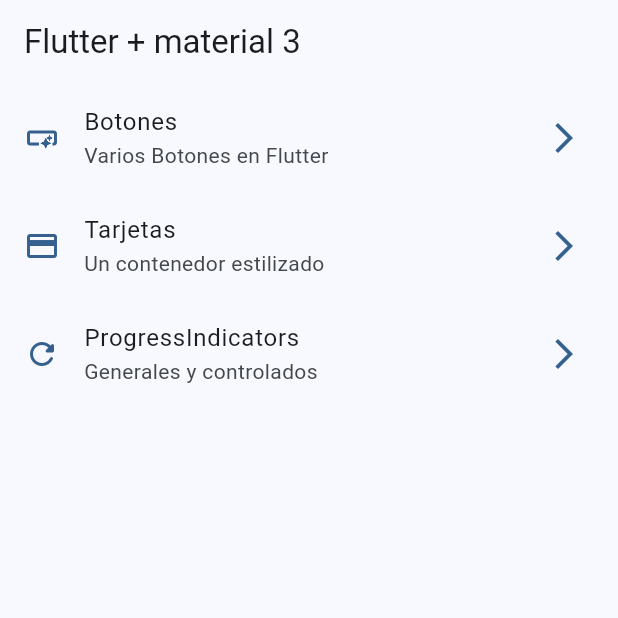
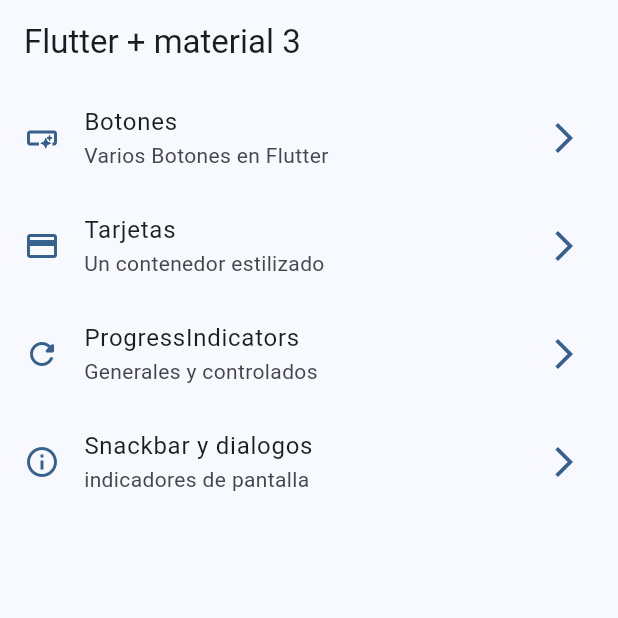
Before and after one commit to GiselaIvette/widgets_app, a Flutter app: the screen it shows after launch, on a phone screen of 412 x 824 dp, the top half of it. Run offline on Flutter 3.47's test engine with Material 3 defaults, Android fonts, the phone set to English and light mode, and no system bars; our stand-ins replace go_router.

Commit message:
snackbars dialogs terminado

```diff
--- a/lib/config/menu/menu_ithem.dart
+++ b/lib/config/menu/menu_ithem.dart
@@ -38,5 +38,13 @@ MenuIthem(
   ),
 
 
+  MenuIthem(
+  title: 'Snackbar y dialogos ',
+  subTitle: 'indicadores de pantalla ',
+  link: '/snackbars',
+  icon: Icons.info_outline
+  ),
+
+
 
 ];
--- a/lib/config/router/app_router.dart
+++ b/lib/config/router/app_router.dart
@@ -33,4 +33,11 @@ final appRouter = GoRouter(routes: [
     name: ProgressScreen.name,
     builder: (context, state) => ProgressScreen(),
   ),
+
+    GoRoute(
+    //pantalla para snack
+    path: '/snackbars',
+    name: SnackbarScreen.name,
+    builder: (context, state) => SnackbarScreen(),
+  ),
 ]);
--- a/lib/main.dart
+++ b/lib/main.dart
@@ -12,10 +12,10 @@ class MainApp extends StatelessWidget {
   @override
   Widget build(BuildContext context) {
     return MaterialApp.router(
+      title: 'Flutter Widgets',
       routerConfig: appRouter,
-
-        debugShowCheckedModeBanner: false,
-        theme: AppTheme(selectedColor: 0).getTheme(),
-        );
+      debugShowCheckedModeBanner: false,
+      theme: AppTheme(selectedColor: 0).getTheme(),
+    );
   }
 }
--- a/lib/presentation/screens/progress/progress_screen.dart
+++ b/lib/presentation/screens/progress/progress_screen.dart
@@ -55,7 +55,7 @@ class  _ControlledProgressIndicator  extends StatelessWidget {
     return StreamBuilder(
       stream: Stream.periodic(const Duration(milliseconds: 300), (value){
         return (value*2) /100; // Convierte el valor a un rango de 0.0 a 1.0
-      }).takeWhile((value)=> value<1.0), // Detiene la emisión cuando el valor alcanza 100
+      }).takeWhile((value)=> value<1.0),
 
       builder: (context, snapshot) {
         //snapshot es el valor que tiene el stream
```
Also changed, not shown: lib/presentation/screens/snackbar/snackbar_screen.dart (+58 -1 lines).
